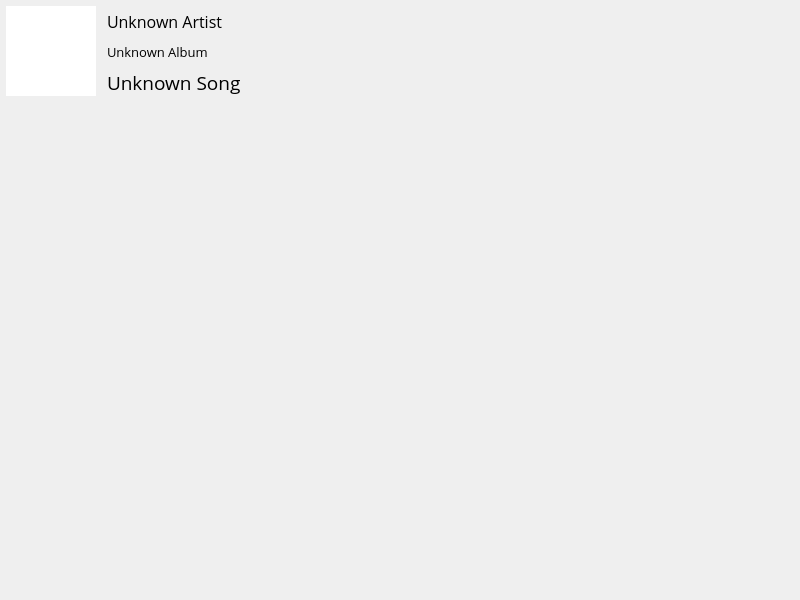
The window that ui/main.ui (gkeep/spotify-stats) describes before a commit, drawn with Qt 5.
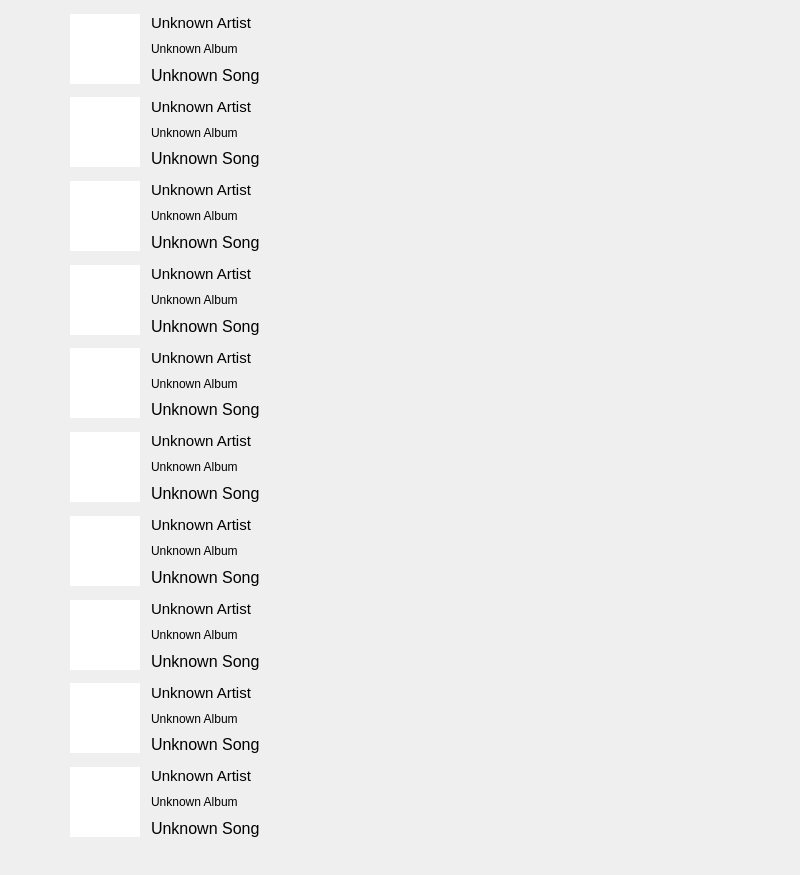
The same window after the commit.

Patch:
```diff
--- a/ui/main.ui
+++ b/ui/main.ui
@@ -7,7 +7,7 @@
     <x>0</x>
     <y>0</y>
     <width>800</width>
-    <height>600</height>
+    <height>875</height>
    </rect>
   </property>
   <property name="windowTitle">
@@ -20,116 +20,949 @@
    <widget class="QWidget" name="widget" native="true">
     <property name="geometry">
      <rect>
-      <x>6</x>
-      <y>6</y>
-      <width>450</width>
-      <height>300</height>
+      <x>60</x>
+      <y>10</y>
+      <width>691</width>
+      <height>871</height>
      </rect>
     </property>
     <widget class="QWidget" name="">
      <property name="geometry">
       <rect>
-       <x>0</x>
+       <x>10</x>
        <y>0</y>
-       <width>411</width>
-       <height>91</height>
+       <width>621</width>
+       <height>831</height>
       </rect>
      </property>
-     <layout class="QHBoxLayout" name="horizontalLayout">
+     <layout class="QVBoxLayout" name="verticalLayout_11">
       <item>
-       <widget class="QGraphicsView" name="albumArt">
-        <property name="sizePolicy">
-         <sizepolicy hsizetype="Fixed" vsizetype="Fixed">
-          <horstretch>0</horstretch>
-          <verstretch>0</verstretch>
-         </sizepolicy>
-        </property>
-        <property name="maximumSize">
-         <size>
-          <width>90</width>
-          <height>90</height>
-         </size>
-        </property>
-        <property name="frameShape">
-         <enum>QFrame::NoFrame</enum>
-        </property>
-        <property name="verticalScrollBarPolicy">
-         <enum>Qt::ScrollBarAlwaysOff</enum>
-        </property>
-        <property name="horizontalScrollBarPolicy">
-         <enum>Qt::ScrollBarAlwaysOff</enum>
-        </property>
-        <property name="sizeAdjustPolicy">
-         <enum>QAbstractScrollArea::AdjustToContents</enum>
-        </property>
-        <property name="sceneRect">
-         <rectf>
-          <x>0.000000000000000</x>
-          <y>0.000000000000000</y>
-          <width>0.000000000000000</width>
-          <height>0.000000000000000</height>
-         </rectf>
-        </property>
-       </widget>
+       <layout class="QHBoxLayout" name="horizontalLayout">
+        <item>
+         <widget class="QGraphicsView" name="albumArt">
+          <property name="sizePolicy">
+           <sizepolicy hsizetype="Fixed" vsizetype="Fixed">
+            <horstretch>0</horstretch>
+            <verstretch>0</verstretch>
+           </sizepolicy>
+          </property>
+          <property name="maximumSize">
+           <size>
+            <width>70</width>
+            <height>70</height>
+           </size>
+          </property>
+          <property name="frameShape">
+           <enum>QFrame::NoFrame</enum>
+          </property>
+          <property name="verticalScrollBarPolicy">
+           <enum>Qt::ScrollBarAlwaysOff</enum>
+          </property>
+          <property name="horizontalScrollBarPolicy">
+           <enum>Qt::ScrollBarAlwaysOff</enum>
+          </property>
+          <property name="sizeAdjustPolicy">
+           <enum>QAbstractScrollArea::AdjustToContents</enum>
+          </property>
+          <property name="sceneRect">
+           <rectf>
+            <x>0.000000000000000</x>
+            <y>0.000000000000000</y>
+            <width>0.000000000000000</width>
+            <height>0.000000000000000</height>
+           </rectf>
+          </property>
+         </widget>
+        </item>
+        <item>
+         <layout class="QVBoxLayout" name="verticalLayout">
+          <property name="spacing">
+           <number>0</number>
+          </property>
+          <property name="leftMargin">
+           <number>5</number>
+          </property>
+          <item>
+           <widget class="QLabel" name="artsitName">
+            <property name="font">
+             <font>
+              <pointsize>11</pointsize>
+             </font>
+            </property>
+            <property name="text">
+             <string>Unknown Artist</string>
+            </property>
+           </widget>
+          </item>
+          <item>
+           <widget class="QLabel" name="albumName">
+            <property name="text">
+             <string>Unknown Album</string>
+            </property>
+           </widget>
+          </item>
+          <item>
+           <widget class="QLabel" name="songName">
+            <property name="sizePolicy">
+             <sizepolicy hsizetype="Preferred" vsizetype="Preferred">
+              <horstretch>0</horstretch>
+              <verstretch>0</verstretch>
+             </sizepolicy>
+            </property>
+            <property name="maximumSize">
+             <size>
+              <width>16777215</width>
+              <height>16777215</height>
+             </size>
+            </property>
+            <property name="font">
+             <font>
+              <pointsize>12</pointsize>
+             </font>
+            </property>
+            <property name="text">
+             <string>Unknown Song</string>
+            </property>
+           </widget>
+          </item>
+         </layout>
+        </item>
+       </layout>
       </item>
       <item>
-       <layout class="QVBoxLayout" name="verticalLayout">
-        <property name="spacing">
-         <number>0</number>
-        </property>
-        <property name="leftMargin">
-         <number>5</number>
-        </property>
+       <layout class="QHBoxLayout" name="horizontalLayout_2">
         <item>
-         <widget class="QLabel" name="artsitName">
-          <property name="font">
-           <font>
-            <family>Open Sans</family>
-            <pointsize>12</pointsize>
-           </font>
+         <widget class="QGraphicsView" name="albumArt_2">
+          <property name="sizePolicy">
+           <sizepolicy hsizetype="Fixed" vsizetype="Fixed">
+            <horstretch>0</horstretch>
+            <verstretch>0</verstretch>
+           </sizepolicy>
           </property>
-          <property name="text">
-           <string>Unknown Artist</string>
+          <property name="maximumSize">
+           <size>
+            <width>70</width>
+            <height>70</height>
+           </size>
           </property>
+          <property name="frameShape">
+           <enum>QFrame::NoFrame</enum>
+          </property>
+          <property name="verticalScrollBarPolicy">
+           <enum>Qt::ScrollBarAlwaysOff</enum>
+          </property>
+          <property name="horizontalScrollBarPolicy">
+           <enum>Qt::ScrollBarAlwaysOff</enum>
+          </property>
+          <property name="sizeAdjustPolicy">
+           <enum>QAbstractScrollArea::AdjustToContents</enum>
+          </property>
+          <property name="sceneRect">
+           <rectf>
+            <x>0.000000000000000</x>
+            <y>0.000000000000000</y>
+            <width>0.000000000000000</width>
+            <height>0.000000000000000</height>
+           </rectf>
+          </property>
          </widget>
         </item>
         <item>
-         <widget class="QLabel" name="albumName">
-          <property name="font">
-           <font>
-            <family>Open Sans</family>
-            <pointsize>10</pointsize>
-           </font>
+         <layout class="QVBoxLayout" name="verticalLayout_2">
+          <property name="spacing">
+           <number>0</number>
           </property>
-          <property name="text">
-           <string>Unknown Album</string>
+          <property name="leftMargin">
+           <number>5</number>
           </property>
+          <item>
+           <widget class="QLabel" name="artsitName_2">
+            <property name="font">
+             <font>
+              <pointsize>11</pointsize>
+             </font>
+            </property>
+            <property name="text">
+             <string>Unknown Artist</string>
+            </property>
+           </widget>
+          </item>
+          <item>
+           <widget class="QLabel" name="albumName_2">
+            <property name="text">
+             <string>Unknown Album</string>
+            </property>
+           </widget>
+          </item>
+          <item>
+           <widget class="QLabel" name="songName_2">
+            <property name="sizePolicy">
+             <sizepolicy hsizetype="Preferred" vsizetype="Preferred">
+              <horstretch>0</horstretch>
+              <verstretch>0</verstretch>
+             </sizepolicy>
+            </property>
+            <property name="maximumSize">
+             <size>
+              <width>16777215</width>
+              <height>16777215</height>
+             </size>
+            </property>
+            <property name="font">
+             <font>
+              <pointsize>12</pointsize>
+             </font>
+            </property>
+            <property name="text">
+             <string>Unknown Song</string>
+            </property>
+           </widget>
+          </item>
+         </layout>
+        </item>
+       </layout>
+      </item>
+      <item>
+       <layout class="QHBoxLayout" name="horizontalLayout_3">
+        <item>
+         <widget class="QGraphicsView" name="albumArt_3">
+          <property name="sizePolicy">
+           <sizepolicy hsizetype="Fixed" vsizetype="Fixed">
+            <horstretch>0</horstretch>
+            <verstretch>0</verstretch>
+           </sizepolicy>
+          </property>
+          <property name="maximumSize">
+           <size>
+            <width>70</width>
+            <height>70</height>
+           </size>
+          </property>
+          <property name="frameShape">
+           <enum>QFrame::NoFrame</enum>
+          </property>
+          <property name="verticalScrollBarPolicy">
+           <enum>Qt::ScrollBarAlwaysOff</enum>
+          </property>
+          <property name="horizontalScrollBarPolicy">
+           <enum>Qt::ScrollBarAlwaysOff</enum>
+          </property>
+          <property name="sizeAdjustPolicy">
+           <enum>QAbstractScrollArea::AdjustToContents</enum>
+          </property>
+          <property name="sceneRect">
+           <rectf>
+            <x>0.000000000000000</x>
+            <y>0.000000000000000</y>
+            <width>0.000000000000000</width>
+            <height>0.000000000000000</height>
+           </rectf>
+          </property>
          </widget>
         </item>
         <item>
-         <widget class="QLabel" name="songName">
+         <layout class="QVBoxLayout" name="verticalLayout_3">
+          <property name="spacing">
+           <number>0</number>
+          </property>
+          <property name="leftMargin">
+           <number>5</number>
+          </property>
+          <item>
+           <widget class="QLabel" name="artsitName_3">
+            <property name="font">
+             <font>
+              <pointsize>11</pointsize>
+             </font>
+            </property>
+            <property name="text">
+             <string>Unknown Artist</string>
+            </property>
+           </widget>
+          </item>
+          <item>
+           <widget class="QLabel" name="albumName_3">
+            <property name="text">
+             <string>Unknown Album</string>
+            </property>
+           </widget>
+          </item>
+          <item>
+           <widget class="QLabel" name="songName_3">
+            <property name="sizePolicy">
+             <sizepolicy hsizetype="Preferred" vsizetype="Preferred">
+              <horstretch>0</horstretch>
+              <verstretch>0</verstretch>
+             </sizepolicy>
+            </property>
+            <property name="maximumSize">
+             <size>
+              <width>16777215</width>
+              <height>16777215</height>
+             </size>
+            </property>
+            <property name="font">
+             <font>
+              <pointsize>12</pointsize>
+             </font>
+            </property>
+            <property name="text">
+             <string>Unknown Song</string>
+            </property>
+           </widget>
+          </item>
+         </layout>
+        </item>
+       </layout>
+      </item>
+      <item>
+       <layout class="QHBoxLayout" name="horizontalLayout_4">
+        <item>
+         <widget class="QGraphicsView" name="albumArt_4">
           <property name="sizePolicy">
-           <sizepolicy hsizetype="Preferred" vsizetype="Preferred">
+           <sizepolicy hsizetype="Fixed" vsizetype="Fixed">
             <horstretch>0</horstretch>
             <verstretch>0</verstretch>
            </sizepolicy>
           </property>
           <property name="maximumSize">
            <size>
-            <width>16777215</width>
-            <height>16777215</height>
+            <width>70</width>
+            <height>70</height>
            </size>
           </property>
-          <property name="font">
-           <font>
-            <family>Open Sans</family>
-            <pointsize>14</pointsize>
-           </font>
+          <property name="frameShape">
+           <enum>QFrame::NoFrame</enum>
           </property>
-          <property name="text">
-           <string>Unknown Song</string>
+          <property name="verticalScrollBarPolicy">
+           <enum>Qt::ScrollBarAlwaysOff</enum>
           </property>
+          <property name="horizontalScrollBarPolicy">
+           <enum>Qt::ScrollBarAlwaysOff</enum>
+          </property>
+          <property name="sizeAdjustPolicy">
+           <enum>QAbstractScrollArea::AdjustToContents</enum>
+          </property>
+          <property name="sceneRect">
+           <rectf>
+            <x>0.000000000000000</x>
+            <y>0.000000000000000</y>
+            <width>0.000000000000000</width>
+            <height>0.000000000000000</height>
+           </rectf>
+          </property>
          </widget>
+        </item>
+        <item>
+         <layout class="QVBoxLayout" name="verticalLayout_4">
+          <property name="spacing">
+           <number>0</number>
+          </property>
+          <property name="leftMargin">
+           <number>5</number>
+          </property>
+          <item>
+           <widget class="QLabel" name="artsitName_4">
+            <property name="font">
+             <font>
+              <pointsize>11</pointsize>
+             </font>
+            </property>
+            <property name="text">
+             <string>Unknown Artist</string>
+            </property>
+           </widget>
+          </item>
+          <item>
+           <widget class="QLabel" name="albumName_4">
+            <property name="text">
+             <string>Unknown Album</string>
+            </property>
+           </widget>
+          </item>
+          <item>
+           <widget class="QLabel" name="songName_4">
+            <property name="sizePolicy">
+             <sizepolicy hsizetype="Preferred" vsizetype="Preferred">
+              <horstretch>0</horstretch>
+              <verstretch>0</verstretch>
+             </sizepolicy>
+            </property>
+            <property name="maximumSize">
+             <size>
+              <width>16777215</width>
+              <height>16777215</height>
+             </size>
+            </property>
+            <property name="font">
+             <font>
+              <pointsize>12</pointsize>
+             </font>
+            </property>
+            <property name="text">
+             <string>Unknown Song</string>
+            </property>
+           </widget>
+          </item>
+         </layout>
+        </item>
+       </layout>
+      </item>
+      <item>
+       <layout class="QHBoxLayout" name="horizontalLayout_5">
+        <item>
+         <widget class="QGraphicsView" name="albumArt_5">
+          <property name="sizePolicy">
+           <sizepolicy hsizetype="Fixed" vsizetype="Fixed">
+            <horstretch>0</horstretch>
+            <verstretch>0</verstretch>
+           </sizepolicy>
+          </property>
+          <property name="maximumSize">
+           <size>
+            <width>70</width>
+            <height>70</height>
+           </size>
+          </property>
+          <property name="frameShape">
+           <enum>QFrame::NoFrame</enum>
+          </property>
+          <property name="verticalScrollBarPolicy">
+           <enum>Qt::ScrollBarAlwaysOff</enum>
+          </property>
+          <property name="horizontalScrollBarPolicy">
+           <enum>Qt::ScrollBarAlwaysOff</enum>
+          </property>
+          <property name="sizeAdjustPolicy">
+           <enum>QAbstractScrollArea::AdjustToContents</enum>
+          </property>
+          <property name="sceneRect">
+           <rectf>
+            <x>0.000000000000000</x>
+            <y>0.000000000000000</y>
+            <width>0.000000000000000</width>
+            <height>0.000000000000000</height>
+           </rectf>
+          </property>
+         </widget>
+        </item>
+        <item>
+         <layout class="QVBoxLayout" name="verticalLayout_5">
+          <property name="spacing">
+           <number>0</number>
+          </property>
+          <property name="leftMargin">
+           <number>5</number>
+          </property>
+          <item>
+           <widget class="QLabel" name="artsitName_5">
+            <property name="font">
+             <font>
+              <pointsize>11</pointsize>
+             </font>
+            </property>
+            <property name="text">
+             <string>Unknown Artist</string>
+            </property>
+           </widget>
+          </item>
+          <item>
+           <widget class="QLabel" name="albumName_5">
+            <property name="text">
+             <string>Unknown Album</string>
+            </property>
+           </widget>
+          </item>
+          <item>
+           <widget class="QLabel" name="songName_5">
+            <property name="sizePolicy">
+             <sizepolicy hsizetype="Preferred" vsizetype="Preferred">
+              <horstretch>0</horstretch>
+              <verstretch>0</verstretch>
+             </sizepolicy>
+            </property>
+            <property name="maximumSize">
+             <size>
+              <width>16777215</width>
+              <height>16777215</height>
+             </size>
+            </property>
+            <property name="font">
+             <font>
+              <pointsize>12</pointsize>
+             </font>
+            </property>
+            <property name="text">
+             <string>Unknown Song</string>
+            </property>
+           </widget>
+          </item>
+         </layout>
+        </item>
+       </layout>
+      </item>
+      <item>
+       <layout class="QHBoxLayout" name="horizontalLayout_6">
+        <item>
+         <widget class="QGraphicsView" name="albumArt_6">
+          <property name="sizePolicy">
+           <sizepolicy hsizetype="Fixed" vsizetype="Fixed">
+            <horstretch>0</horstretch>
+            <verstretch>0</verstretch>
+           </sizepolicy>
+          </property>
+          <property name="maximumSize">
+           <size>
+            <width>70</width>
+            <height>70</height>
+           </size>
+          </property>
+          <property name="frameShape">
+           <enum>QFrame::NoFrame</enum>
+          </property>
+          <property name="verticalScrollBarPolicy">
+           <enum>Qt::ScrollBarAlwaysOff</enum>
+          </property>
+          <property name="horizontalScrollBarPolicy">
+           <enum>Qt::ScrollBarAlwaysOff</enum>
+          </property>
+          <property name="sizeAdjustPolicy">
+           <enum>QAbstractScrollArea::AdjustToContents</enum>
+          </property>
+          <property name="sceneRect">
+           <rectf>
+            <x>0.000000000000000</x>
+            <y>0.000000000000000</y>
+            <width>0.000000000000000</width>
+            <height>0.000000000000000</height>
+           </rectf>
+          </property>
+         </widget>
+        </item>
+        <item>
+         <layout class="QVBoxLayout" name="verticalLayout_6">
+          <property name="spacing">
+           <number>0</number>
+          </property>
+          <property name="leftMargin">
+           <number>5</number>
+          </property>
+          <item>
+           <widget class="QLabel" name="artsitName_6">
+            <property name="font">
+             <font>
+              <pointsize>11</pointsize>
+             </font>
+            </property>
+            <property name="text">
+             <string>Unknown Artist</string>
+            </property>
+           </widget>
+          </item>
+          <item>
+           <widget class="QLabel" name="albumName_6">
+            <property name="text">
+             <string>Unknown Album</string>
+            </property>
+           </widget>
+          </item>
+          <item>
+           <widget class="QLabel" name="songName_6">
+            <property name="sizePolicy">
+             <sizepolicy hsizetype="Preferred" vsizetype="Preferred">
+              <horstretch>0</horstretch>
+              <verstretch>0</verstretch>
+             </sizepolicy>
+            </property>
+            <property name="maximumSize">
+             <size>
+              <width>16777215</width>
+              <height>16777215</height>
+             </size>
+            </property>
+            <property name="font">
+             <font>
+              <pointsize>12</pointsize>
+             </font>
+            </property>
+            <property name="text">
+             <string>Unknown Song</string>
+            </property>
+           </widget>
+          </item>
+         </layout>
+        </item>
+       </layout>
+      </item>
+      <item>
+       <layout class="QHBoxLayout" name="horizontalLayout_7">
+        <item>
+         <widget class="QGraphicsView" name="albumArt_7">
+          <property name="sizePolicy">
+           <sizepolicy hsizetype="Fixed" vsizetype="Fixed">
+            <horstretch>0</horstretch>
+            <verstretch>0</verstretch>
+           </sizepolicy>
+          </property>
+          <property name="maximumSize">
+           <size>
+            <width>70</width>
+            <height>70</height>
+           </size>
+          </property>
+          <property name="frameShape">
+           <enum>QFrame::NoFrame</enum>
+          </property>
+          <property name="verticalScrollBarPolicy">
+           <enum>Qt::ScrollBarAlwaysOff</enum>
+          </property>
+          <property name="horizontalScrollBarPolicy">
+           <enum>Qt::ScrollBarAlwaysOff</enum>
+          </property>
+          <property name="sizeAdjustPolicy">
+           <enum>QAbstractScrollArea::AdjustToContents</enum>
+          </property>
+          <property name="sceneRect">
+           <rectf>
+            <x>0.000000000000000</x>
+            <y>0.000000000000000</y>
+            <width>0.000000000000000</width>
+            <height>0.000000000000000</height>
+           </rectf>
+          </property>
+         </widget>
+        </item>
+        <item>
+         <layout class="QVBoxLayout" name="verticalLayout_7">
+          <property name="spacing">
+           <number>0</number>
+          </property>
+          <property name="leftMargin">
+           <number>5</number>
+          </property>
+          <item>
+           <widget class="QLabel" name="artsitName_7">
+            <property name="font">
+             <font>
+              <pointsize>11</pointsize>
+             </font>
+            </property>
+            <property name="text">
+             <string>Unknown Artist</string>
+            </property>
+           </widget>
+          </item>
+          <item>
+           <widget class="QLabel" name="albumName_7">
+            <property name="text">
+             <string>Unknown Album</string>
+            </property>
+           </widget>
+          </item>
+          <item>
+           <widget class="QLabel" name="songName_7">
+            <property name="sizePolicy">
+             <sizepolicy hsizetype="Preferred" vsizetype="Preferred">
+              <horstretch>0</horstretch>
+              <verstretch>0</verstretch>
+             </sizepolicy>
+            </property>
+            <property name="maximumSize">
+             <size>
+              <width>16777215</width>
+              <height>16777215</height>
+             </size>
+            </property>
+            <property name="font">
+             <font>
+              <pointsize>12</pointsize>
+             </font>
+            </property>
+            <property name="text">
+             <string>Unknown Song</string>
+            </property>
+           </widget>
+          </item>
+         </layout>
+        </item>
+       </layout>
+      </item>
+      <item>
+       <layout class="QHBoxLayout" name="horizontalLayout_8">
+        <item>
+         <widget class="QGraphicsView" name="albumArt_8">
+          <property name="sizePolicy">
+           <sizepolicy hsizetype="Fixed" vsizetype="Fixed">
+            <horstretch>0</horstretch>
+            <verstretch>0</verstretch>
+           </sizepolicy>
+          </property>
+          <property name="maximumSize">
+           <size>
+            <width>70</width>
+            <height>70</height>
+           </size>
+          </property>
+          <property name="frameShape">
+           <enum>QFrame::NoFrame</enum>
+          </property>
+          <property name="verticalScrollBarPolicy">
+           <enum>Qt::ScrollBarAlwaysOff</enum>
+          </property>
+          <property name="horizontalScrollBarPolicy">
+           <enum>Qt::ScrollBarAlwaysOff</enum>
+          </property>
+          <property name="sizeAdjustPolicy">
+           <enum>QAbstractScrollArea::AdjustToContents</enum>
+          </property>
+          <property name="sceneRect">
+           <rectf>
+            <x>0.000000000000000</x>
+            <y>0.000000000000000</y>
+            <width>0.000000000000000</width>
+            <height>0.000000000000000</height>
+           </rectf>
+          </property>
+         </widget>
+        </item>
+        <item>
+         <layout class="QVBoxLayout" name="verticalLayout_8">
+          <property name="spacing">
+           <number>0</number>
+          </property>
+          <property name="leftMargin">
+           <number>5</number>
+          </property>
+          <item>
+           <widget class="QLabel" name="artsitName_8">
+            <property name="font">
+             <font>
+              <pointsize>11</pointsize>
+             </font>
+            </property>
+            <property name="text">
+             <string>Unknown Artist</string>
+            </property>
+           </widget>
+          </item>
+          <item>
+           <widget class="QLabel" name="albumName_8">
+            <property name="text">
+             <string>Unknown Album</string>
+            </property>
+           </widget>
+          </item>
+          <item>
+           <widget class="QLabel" name="songName_8">
+            <property name="sizePolicy">
+             <sizepolicy hsizetype="Preferred" vsizetype="Preferred">
+              <horstretch>0</horstretch>
+              <verstretch>0</verstretch>
+             </sizepolicy>
+            </property>
+            <property name="maximumSize">
+             <size>
+              <width>16777215</width>
+              <height>16777215</height>
+             </size>
+            </property>
+            <property name="font">
+             <font>
+              <pointsize>12</pointsize>
+             </font>
+            </property>
+            <property name="text">
+             <string>Unknown Song</string>
+            </property>
+           </widget>
+          </item>
+         </layout>
+        </item>
+       </layout>
+      </item>
+      <item>
+       <layout class="QHBoxLayout" name="horizontalLayout_9">
+        <item>
+         <widget class="QGraphicsView" name="albumArt_9">
+          <property name="sizePolicy">
+           <sizepolicy hsizetype="Fixed" vsizetype="Fixed">
+            <horstretch>0</horstretch>
+            <verstretch>0</verstretch>
+           </sizepolicy>
+          </property>
+          <property name="maximumSize">
+           <size>
+            <width>70</width>
+            <height>70</height>
+           </size>
+          </property>
+          <property name="frameShape">
+           <enum>QFrame::NoFrame</enum>
+          </property>
+          <property name="verticalScrollBarPolicy">
+           <enum>Qt::ScrollBarAlwaysOff</enum>
+          </property>
+          <property name="horizontalScrollBarPolicy">
+           <enum>Qt::ScrollBarAlwaysOff</enum>
+          </property>
+          <property name="sizeAdjustPolicy">
+           <enum>QAbstractScrollArea::AdjustToContents</enum>
+          </property>
+          <property name="sceneRect">
+           <rectf>
+            <x>0.000000000000000</x>
+            <y>0.000000000000000</y>
+            <width>0.000000000000000</width>
+            <height>0.000000000000000</height>
+           </rectf>
+          </property>
+         </widget>
+        </item>
+        <item>
+         <layout class="QVBoxLayout" name="verticalLayout_9">
+          <property name="spacing">
+           <number>0</number>
+          </property>
+          <property name="leftMargin">
+           <number>5</number>
+          </property>
+          <item>
+           <widget class="QLabel" name="artsitName_9">
+            <property name="font">
+             <font>
+              <pointsize>11</pointsize>
+             </font>
+            </property>
+            <property name="text">
+             <string>Unknown Artist</string>
+            </property>
+           </widget>
+          </item>
+          <item>
+           <widget class="QLabel" name="albumName_9">
+            <property name="text">
+             <string>Unknown Album</string>
+            </property>
+           </widget>
+          </item>
+          <item>
+           <widget class="QLabel" name="songName_9">
+            <property name="sizePolicy">
+             <sizepolicy hsizetype="Preferred" vsizetype="Preferred">
+              <horstretch>0</horstretch>
+              <verstretch>0</verstretch>
+             </sizepolicy>
+            </property>
+            <property name="maximumSize">
+             <size>
+              <width>16777215</width>
+              <height>16777215</height>
+             </size>
+            </property>
+            <property name="font">
+             <font>
+              <pointsize>12</pointsize>
+             </font>
+            </property>
+            <property name="text">
+             <string>Unknown Song</string>
+            </property>
+           </widget>
+          </item>
+         </layout>
+        </item>
+       </layout>
+      </item>
+      <item>
+       <layout class="QHBoxLayout" name="horizontalLayout_10">
+        <item>
+         <widget class="QGraphicsView" name="albumArt_10">
+          <property name="sizePolicy">
+           <sizepolicy hsizetype="Fixed" vsizetype="Fixed">
+            <horstretch>0</horstretch>
+            <verstretch>0</verstretch>
+           </sizepolicy>
+          </property>
+          <property name="maximumSize">
+           <size>
+            <width>70</width>
+            <height>70</height>
+           </size>
+          </property>
+          <property name="frameShape">
+           <enum>QFrame::NoFrame</enum>
+          </property>
+          <property name="verticalScrollBarPolicy">
+           <enum>Qt::ScrollBarAlwaysOff</enum>
+          </property>
+          <property name="horizontalScrollBarPolicy">
+           <enum>Qt::ScrollBarAlwaysOff</enum>
+          </property>
+          <property name="sizeAdjustPolicy">
+           <enum>QAbstractScrollArea::AdjustToContents</enum>
+          </property>
+          <property name="sceneRect">
+           <rectf>
+            <x>0.000000000000000</x>
+            <y>0.000000000000000</y>
+            <width>0.000000000000000</width>
+            <height>0.000000000000000</height>
+           </rectf>
+          </property>
+         </widget>
+        </item>
+        <item>
+         <layout class="QVBoxLayout" name="verticalLayout_10">
+          <property name="spacing">
+           <number>0</number>
+          </property>
+          <property name="leftMargin">
+           <number>5</number>
+          </property>
+          <item>
+           <widget class="QLabel" name="artsitName_10">
+            <property name="font">
+             <font>
+              <pointsize>11</pointsize>
+             </font>
+            </property>
+            <property name="text">
+             <string>Unknown Artist</string>
+            </property>
+           </widget>
+          </item>
+          <item>
+           <widget class="QLabel" name="albumName_10">
+            <property name="text">
+             <string>Unknown Album</string>
+            </property>
+           </widget>
+          </item>
+          <item>
+           <widget class="QLabel" name="songName_10">
+            <property name="sizePolicy">
+             <sizepolicy hsizetype="Preferred" vsizetype="Preferred">
+              <horstretch>0</horstretch>
+              <verstretch>0</verstretch>
+             </sizepolicy>
+            </property>
+            <property name="maximumSize">
+             <size>
+              <width>16777215</width>
+              <height>16777215</height>
+             </size>
+            </property>
+            <property name="font">
+             <font>
+              <pointsize>12</pointsize>
+             </font>
+            </property>
+            <property name="text">
+             <string>Unknown Song</string>
+            </property>
+           </widget>
+          </item>
+         </layout>
         </item>
        </layout>
       </item>
```
